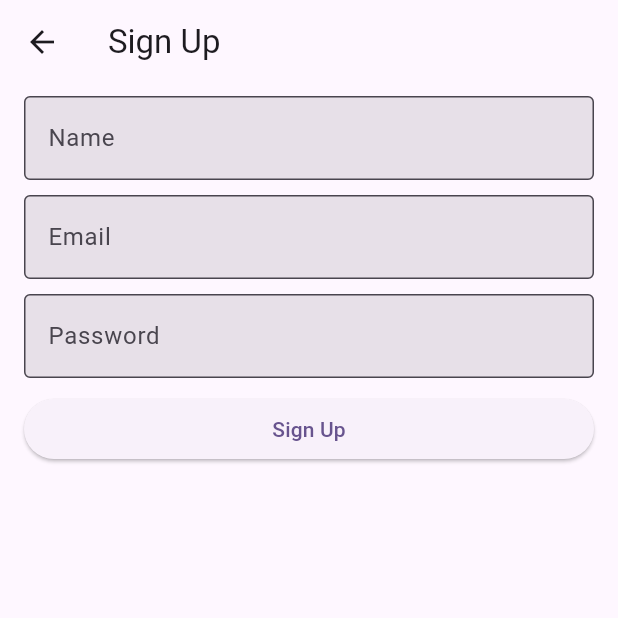
After one commit to IrfanKnowledge/story_app, a Flutter app: the screen it shows after launch, after a tap on "Sign Up", on a phone screen of 412 x 824 dp, the top half of it. The commit adds this screen. Run offline on Flutter 3.47's test engine with Material 2 defaults, Android fonts, the phone set to English and light mode, and no system bars; our stand-ins replace image_picker, readmore, shared_preferences; accounts and stored records are empty; network calls fail.

Commit message:
SignupPage
Signup Page atau Register Page sudah selesai.

```diff
--- a/story_app/lib/data/api/api_service.dart
+++ b/story_app/lib/data/api/api_service.dart
@@ -5,6 +5,7 @@ import 'package:http/http.dart' as http;
 import 'package:story_app/data/model/detail_story_model.dart';
 import 'package:story_app/data/model/list_story_model.dart';
 import 'package:story_app/data/model/login_model.dart';
+import 'package:story_app/data/model/singup_model.dart';
 import 'package:story_app/data/model/upload_image_story_model.dart';
 
 class ApiService {
@@ -15,6 +16,34 @@ class ApiService {
   static const String _endPointGetStoryDetail = 'stories/';
   static const String _endPointPostAddNewStoryGuest = 'stories/guest';
   static const String _endPointPostAddNewStory = 'stories';
+
+  /// singup with name, email, password
+  Future<SignupWrap> signup({
+    required String name,
+    required String email,
+    required String password,
+  }) async {
+    final response = await http.post(
+      Uri.parse('$_baseUrl$_endPointPostRegister'),
+      headers: {
+        'Content-Type': 'application/json; charset=UTF-8',
+      },
+      body: jsonEncode(<String, String>{
+        'name': name,
+        'email': email,
+        'password': password,
+      }),
+    );
+
+    var statusCode = response.statusCode;
+    final signupWrap = SignupWrap.fromRawJson(response.body);
+
+    if (statusCode == 201) {
+      return signupWrap;
+    } else {
+      throw signupWrap.message;
+    }
+  }
 
   /// login with email and password
   Future<LoginWrap> login({
--- /dev/null
+++ b/story_app/lib/data/model/singup_model.dart
@@ -0,0 +1,25 @@
+import 'dart:convert';
+
+class SignupWrap {
+  final bool error;
+  final String message;
+
+  SignupWrap({
+    required this.error,
+    required this.message,
+  });
+
+  factory SignupWrap.fromRawJson(String str) => SignupWrap.fromJson(json.decode(str));
+
+  String toRawJson() => json.encode(toJson());
+
+  factory SignupWrap.fromJson(Map<String, dynamic> json) => SignupWrap(
+    error: json["error"],
+    message: json["message"],
+  );
+
+  Map<String, dynamic> toJson() => {
+    "error": error,
+    "message": message,
+  };
+}
--- /dev/null
+++ b/story_app/lib/provider/signup_provider.dart
@@ -0,0 +1,59 @@
+import 'dart:io';
+
+import 'package:flutter/foundation.dart';
+import 'package:story_app/data/api/api_service.dart';
+import 'package:story_app/data/model/singup_model.dart';
+import 'package:story_app/utils/result_state_helper.dart';
+import 'package:story_app/utils/string_helper.dart';
+
+class SignupProvider extends ChangeNotifier {
+  final ApiService _apiService;
+
+  SignupProvider(this._apiService) : _state = ResultState.notStarted;
+
+  ResultState _state;
+  String _message = '';
+
+  ResultState get state => _state;
+
+  String get message => _message;
+
+  void signup({
+    required String name,
+    required String email,
+    required String password,
+  }) async {
+    try {
+      _state = ResultState.loading;
+      notifyListeners();
+      print('ResultState.loading, signup, signup_provider');
+
+      final signupWrap = await _apiService.signup(
+        name: name,
+        email: email,
+        password: password,
+      );
+
+      if (!signupWrap.error) {
+        _state = ResultState.hasData;
+        _message = signupWrap.message;
+        notifyListeners();
+        print('ResultState.hasdata, signup, signup_provider');
+        print('message: $_message, signup, signup_provider');
+      }
+    } on SocketException {
+      _state = ResultState.error;
+      _message = StringHelper.noInternetConnection;
+      notifyListeners();
+      print('ResultState.error, signup, signup_provider');
+      print('ResultState.error: $_message');
+    } catch (e, stacktrace) {
+      _state = ResultState.error;
+      _message = e.toString();
+      notifyListeners();
+      print('ResultState.error, signup, signup_provider');
+      print('ResultState.error: $_message');
+      print(stacktrace);
+    }
+  }
+}
--- a/story_app/lib/ui/login_page.dart
+++ b/story_app/lib/ui/login_page.dart
@@ -6,8 +6,11 @@ import 'package:story_app/data/preferences/preferences_helper.dart';
 import 'package:story_app/provider/login_provider.dart';
 import 'package:story_app/provider/preferences_provider.dart';
 import 'package:story_app/ui/list_story_page.dart';
+import 'package:story_app/ui/signup_page.dart';
 import 'package:story_app/utils/result_state_helper.dart';
+import 'package:story_app/widget/ElevatedButtonInfinityWidget.dart';
 import 'package:story_app/widget/center_loading.dart';
+import 'package:story_app/widget/text_field_login_widget.dart';
 
 class LoginPage extends StatefulWidget {
   const LoginPage({super.key});
@@ -192,7 +195,10 @@ class _LoginPageState extends State<LoginPage> {
               CircleAvatar(
                 backgroundColor: const ColorScheme.light().secondary,
                 radius: 75,
-                child: const Icon(Icons.person, size: 125,),
+                child: const Icon(
+                  Icons.person,
+                  size: 125,
+                ),
               ),
               const SizedBox(height: 20),
               const Row(
@@ -217,32 +223,28 @@ class _LoginPageState extends State<LoginPage> {
                 ],
               ),
               const SizedBox(height: 20),
-              _buildTextField(
+              TextFieldLoginWidget(
                 labelText: 'Email',
                 hintText: '...@....com',
                 textEditingController: _controllerEmail,
               ),
               const SizedBox(height: 10),
-              _buildTextField(
+              TextFieldLoginWidget(
                 obscureText: true,
                 labelText: 'Password',
                 textEditingController: _controllerPassword,
               ),
               const SizedBox(height: 20),
-              ElevatedButton(
-                style: ElevatedButton.styleFrom(
-                  minimumSize: const Size(
-                    double.infinity,
-                    40,
-                  ),
-                ),
-                onPressed: () {
-                  provider.postLogin(
-                    email: _controllerEmail.text,
-                    password: _controllerPassword.text,
-                  );
-                },
-                child: const Text('Sign In'),
+              ElevatedButtonInfinityWidget(
+                text: 'Sign In',
+                onTap: () => _postLogin(context),
+              ),
+              const SizedBox(
+                height: 20,
+              ),
+              ElevatedButtonInfinityWidget(
+                text: 'Sign Up',
+                onTap: () => _navigateToSignupPage(context),
               ),
               FutureBuilder(
                 future: _snackBarLogin(provider.state, provider.message),
@@ -255,20 +257,19 @@ class _LoginPageState extends State<LoginPage> {
     );
   }
 
-  TextField _buildTextField({
-    bool obscureText = false,
-    required String labelText,
-    String hintText = '',
-    required TextEditingController textEditingController,
-  }) {
-    return TextField(
-      controller: textEditingController,
-      obscureText: obscureText,
-      decoration: InputDecoration(
-        labelText: labelText,
-        border: const OutlineInputBorder(),
-        filled: true,
-        hintText: hintText,
+  void _postLogin(BuildContext context) {
+    final provider = context.read<LoginProvider>();
+    provider.postLogin(
+      email: _controllerEmail.text,
+      password: _controllerPassword.text,
+    );
+  }
+
+  void _navigateToSignupPage(BuildContext context) {
+    Navigator.push(
+      context,
+      MaterialPageRoute(
+        builder: (context) => const SignupPage(),
       ),
     );
   }
--- /dev/null
+++ b/story_app/lib/ui/signup_page.dart
@@ -0,0 +1,203 @@
+import 'package:flutter/material.dart';
+import 'package:provider/provider.dart';
+import 'package:story_app/data/api/api_service.dart';
+import 'package:story_app/provider/signup_provider.dart';
+import 'package:story_app/utils/result_state_helper.dart';
+import 'package:story_app/widget/ElevatedButtonInfinityWidget.dart';
+import 'package:story_app/widget/center_loading.dart';
+import 'package:story_app/widget/text_field_login_widget.dart';
+
+class SignupPage extends StatefulWidget {
+  const SignupPage({super.key});
+
+  @override
+  State<SignupPage> createState() => _SignupPageState();
+}
+
+class _SignupPageState extends State<SignupPage> {
+  final TextEditingController _controllerName = TextEditingController();
+  final TextEditingController _controllerEmail = TextEditingController();
+  final TextEditingController _controllerPassword = TextEditingController();
+
+  @override
+  Widget build(BuildContext context) {
+    return _buildChangeNotifierProvider();
+  }
+
+  Widget _buildChangeNotifierProvider() {
+    return ChangeNotifierProvider(
+      create: (context) => SignupProvider(
+        ApiService(),
+      ),
+      child: _buildScaffold(),
+    );
+  }
+
+  Widget _buildScaffold() {
+    return Scaffold(
+      appBar: AppBar(
+        title: const Text('Sign Up'),
+      ),
+      body: _buildSignupProgress(),
+    );
+  }
+
+  Widget _buildSignupProgress() {
+    return Consumer<SignupProvider>(
+      builder: (context, provider, _) {
+        if (provider.state == ResultState.loading) {
+          return const CenterLoading();
+        } else if (provider.state == ResultState.hasData) {
+          return FutureBuilder(
+            future: _autoNavigateBack(context: context),
+            builder: (_, __) => const CenterLoading(),
+          );
+        }
+
+        return _buildSafeAreaWithScrollView();
+      },
+    );
+  }
+
+  Future<String> _autoNavigateBack({required BuildContext context}) async {
+    Future.delayed(
+      const Duration(
+        seconds: 2,
+      ),
+      () {
+        ScaffoldMessenger.of(context).showSnackBar(
+          snackBar('Berhasil'),
+        );
+      },
+    );
+    Future.delayed(
+      const Duration(
+        seconds: 3,
+      ),
+      () {
+        Navigator.pop(context);
+      },
+    );
+    return 'loading...';
+  }
+
+  SnackBar snackBar(String message) {
+    return SnackBar(
+      content: Text(message),
+      duration: const Duration(
+        seconds: 1,
+      ),
+    );
+  }
+
+  Widget _buildSafeAreaWithScrollView() {
+    return SafeArea(
+      child: SingleChildScrollView(
+        child: _buildConsumer(),
+      ),
+    );
+  }
+
+  Widget _buildConsumer() {
+    return Consumer<SignupProvider>(
+      builder: (context, _, __) => _buildContainer(context),
+    );
+  }
+
+  Widget _buildContainer(BuildContext context) {
+    return Container(
+      alignment: Alignment.topCenter,
+      padding: const EdgeInsets.symmetric(vertical: 8, horizontal: 16),
+      child: Column(
+        mainAxisSize: MainAxisSize.min,
+        crossAxisAlignment: CrossAxisAlignment.center,
+        children: [
+          TextFieldLoginWidget(
+            labelText: 'Name',
+            textEditingController: _controllerName,
+          ),
+          const SizedBox(
+            height: 10,
+          ),
+          TextFieldLoginWidget(
+            labelText: 'Email',
+            hintText: '...@..com',
+            textEditingController: _controllerEmail,
+          ),
+          const SizedBox(
+            height: 10,
+          ),
+          TextFieldLoginWidget(
+            obscureText: true,
+            labelText: 'Password',
+            textEditingController: _controllerPassword,
+          ),
+          const SizedBox(
+            height: 10,
+          ),
+          ElevatedButtonInfinityWidget(
+            text: 'Sign Up',
+            onTap: () => _signup(context),
+          ),
+          FutureBuilder(
+            future: _snackBarLogin(context),
+            builder: (_, __) => const SizedBox.shrink(),
+          ),
+        ],
+      ),
+    );
+  }
+
+  void _signup(BuildContext context) {
+    if (_controllerName.text.isEmpty ||
+        _controllerEmail.text.isEmpty ||
+        _controllerPassword.text.isEmpty) {
+      ScaffoldMessenger.of(context).showSnackBar(
+        snackBar('Data tidak boleh kosong'),
+      );
+      return;
+    }
+
+    if (_controllerPassword.text.length < 8) {
+      ScaffoldMessenger.of(context).showSnackBar(
+        snackBar('Password tidak boleh kurang dari 8'),
+      );
+      return;
+    }
+
+    final provider = context.read<SignupProvider>();
+    provider.signup(
+      name: _controllerName.text,
+      email: _controllerEmail.text,
+      password: _controllerPassword.text,
+    );
+  }
+
+  /// delayed because we need to wait until UI building process is done,
+  /// to avoiding an error.
+  Future<String> _snackBarLogin(BuildContext context) async {
+    await Future.delayed(
+      const Duration(seconds: 1),
+      () {
+        final provider = context.read<SignupProvider>();
+        final state = provider.state;
+        final message = provider.message;
+
+        if (state == ResultState.error) {
+          ScaffoldMessenger.of(context).showSnackBar(
+            snackBar(message),
+          );
+        }
+      },
+    );
+    return 'loading...';
+  }
+
+  @override
+  void dispose() {
+    _controllerName.dispose();
+    _controllerEmail.dispose();
+    _controllerPassword.dispose();
+    super.dispose();
+  }
+}
--- /dev/null
+++ b/story_app/lib/widget/ElevatedButtonInfinityWidget.dart
@@ -0,0 +1,26 @@
+import 'package:flutter/material.dart';
+
+class ElevatedButtonInfinityWidget extends StatelessWidget {
+  final String text;
+  final void Function() onTap;
+
+  const ElevatedButtonInfinityWidget({
+    super.key,
+    required this.text,
+    required this.onTap,
+  });
+
+  @override
+  Widget build(BuildContext context) {
+    return ElevatedButton(
+      style: ElevatedButton.styleFrom(
+        minimumSize: const Size(
+          double.infinity,
+          40,
+        ),
+      ),
+      onPressed: onTap,
+      child: Text(text),
+    );
+  }
+}
--- /dev/null
+++ b/story_app/lib/widget/text_field_login_widget.dart
@@ -0,0 +1,30 @@
+import 'package:flutter/material.dart';
+
+class TextFieldLoginWidget extends StatelessWidget {
+  final bool obscureText;
+  final String labelText;
+  final String hintText;
+  final TextEditingController textEditingController;
+
+  const TextFieldLoginWidget({
+    super.key,
+    this.obscureText = false,
+    required this.labelText,
+    this.hintText = '',
+    required this.textEditingController,
+  });
+
+  @override
+  Widget build(BuildContext context) {
+    return TextField(
+      controller: textEditingController,
+      obscureText: obscureText,
+      decoration: InputDecoration(
+        labelText: labelText,
+        border: const OutlineInputBorder(),
+        filled: true,
+        hintText: hintText,
+      ),
+    );
+  }
+}
```
